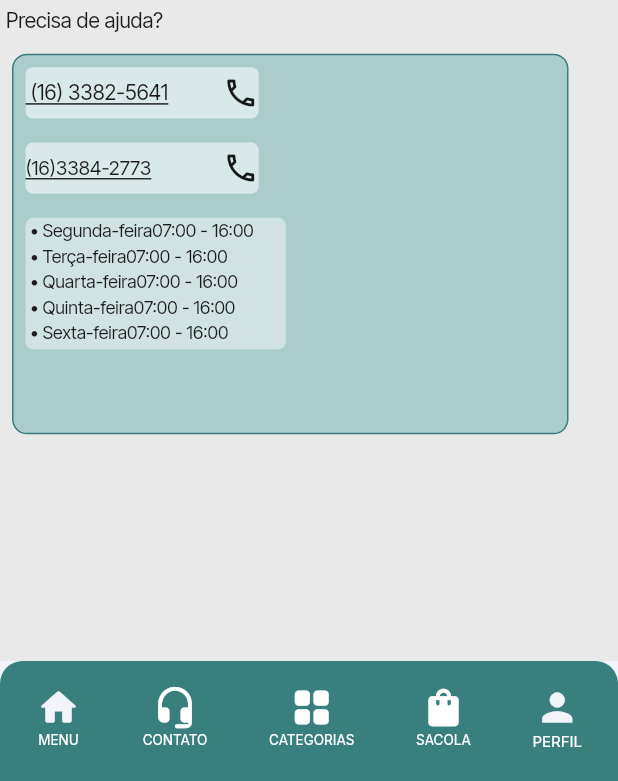
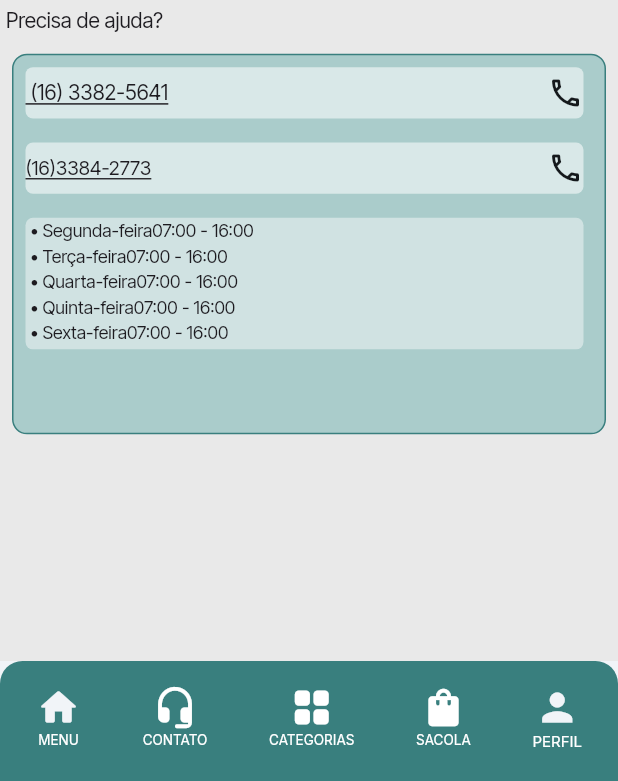
Before and after one commit to eberson/BuscaFarma_Frontend, a Flutter app: the ContatoWidget screen opened by its route, on a phone screen of 412 x 824 dp, the part 455-1236 px from its top. Run offline on Flutter 3.47's test engine with Material 3 defaults, Android fonts, the phone set to English and light mode, and no system bars; our stand-ins replace auto_size_text, dio, flutter_animate, font_awesome_flutter, from_css_color, get_it and 9 more; missing offline and left inert: all_validations_br; accounts and stored records are empty; generated files the repository leaves out were written again.

Commit message:
some minor improvements

```diff
--- a/lib/pages/contato/contato_widget.dart
+++ b/lib/pages/contato/contato_widget.dart
@@ -40,6 +40,9 @@ class _ContatoWidgetState extends State<ContatoWidget> {
   @override
   Widget build(BuildContext context) {
     final fft = FlutterFlowTheme.of(context);
+    final size = MediaQuery.of(context).size;
+
+
 
     return GestureDetector(
       onTap: () {
@@ -107,25 +110,19 @@ class _ContatoWidgetState extends State<ContatoWidget> {
                                 ),
                               ),
                               Row(
-                                mainAxisSize: MainAxisSize.max,
                                 children: [
                                   Padding(
                                     padding: EdgeInsets.all(8),
                                     child: Container(
-                                      width: 371,
+                                      width: size.width - 16,
                                       height: 253.8,
                                       decoration: BoxDecoration(
-                                        color:
-                                            FlutterFlowTheme.of(
-                                              context,
-                                            ).lightBlue,
+                                        color: fft.lightBlue,
                                         borderRadius: BorderRadius.circular(10),
                                         shape: BoxShape.rectangle,
                                         border: Border.all(
                                           color:
-                                              FlutterFlowTheme.of(
-                                                context,
-                                              ).myrtleGreen,
+                                              fft.myrtleGreen,
                                           width: 1,
                                         ),
                                       ),
@@ -138,7 +135,7 @@ class _ContatoWidgetState extends State<ContatoWidget> {
                                               Padding(
                                                 padding: EdgeInsets.all(8),
                                                 child: Container(
-                                                  width: 155.5,
+                                                  width: size.width - 40,
                                                   height: 34.23,
                                                   decoration: BoxDecoration(
                                                     color: Color(0x8CFFFFFF),
@@ -207,7 +204,7 @@ class _ContatoWidgetState extends State<ContatoWidget> {
                                               Padding(
                                                 padding: EdgeInsets.all(8),
                                                 child: Container(
-                                                  width: 155.5,
+                                                  width: size.width - 40,
                                                   height: 34.2,
                                                   decoration: BoxDecoration(
                                                     color: Color(0x8CFFFFFF),
@@ -277,7 +274,7 @@ class _ContatoWidgetState extends State<ContatoWidget> {
                                               Padding(
                                                 padding: EdgeInsets.all(8),
                                                 child: Container(
-                                                  width: 173.51,
+                                                  width: size.width - 40,
                                                   height: 87.7,
                                                   decoration: BoxDecoration(
                                                     color: Color(0x86F2F6F6),
```
Also changed, not shown: lib/pages/home/home_widget.dart (+9 -6 lines), lib/pages/login/login_widget.dart (+6 -1 lines), lib/pages/sacola/sacola_widget.dart (+22 -7 lines).
